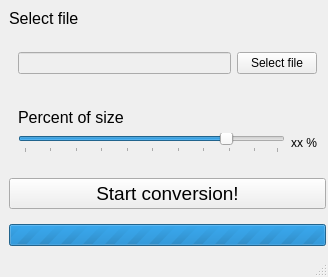
Qt form mainwindow.ui (Thurinum/simple-media-encoder) before a commit.
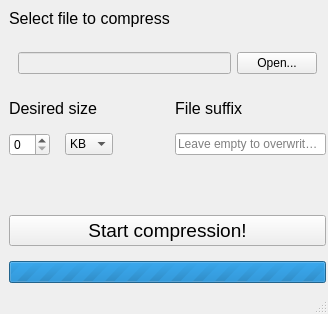
The same form after that commit.

Commit message: ui: Change size slider to a spinbox + unit combobox

```diff
--- a/mainwindow.ui
+++ b/mainwindow.ui
@@ -103,7 +103,7 @@
          </font>
         </property>
         <property name="text">
-         <string>Select file</string>
+         <string>Select file to compress</string>
         </property>
         <property name="alignment">
          <set>Qt::AlignLeading|Qt::AlignLeft|Qt::AlignVCenter</set>
@@ -138,7 +138,7 @@
          <item>
           <widget class="QPushButton" name="fileButton">
            <property name="text">
-            <string>Select file</string>
+            <string>Open...</string>
            </property>
           </widget>
          </item>
@@ -147,6 +147,114 @@
       </item>
      </layout>
     </item>
+    <item>
+     <layout class="QGridLayout" name="gridLayout">
+      <property name="bottomMargin">
+       <number>10</number>
+      </property>
+      <item row="2" column="0">
+       <layout class="QHBoxLayout" name="spinBoxHLayout" stretch="0,0,0">
+        <property name="spacing">
+         <number>0</number>
+        </property>
+        <item alignment="Qt::AlignLeft">
+         <widget class="QSpinBox" name="sizeSpinBox">
+          <property name="sizePolicy">
+           <sizepolicy hsizetype="Maximum" vsizetype="Fixed">
+            <horstretch>0</horstretch>
+            <verstretch>0</verstretch>
+           </sizepolicy>
+          </property>
+         </widget>
+        </item>
+        <item alignment="Qt::AlignLeft">
+         <widget class="QComboBox" name="sizeUnitComboBox">
+          <property name="sizePolicy">
+           <sizepolicy hsizetype="Maximum" vsizetype="Fixed">
+            <horstretch>0</horstretch>
+            <verstretch>0</verstretch>
+           </sizepolicy>
+          </property>
+          <item>
+           <property name="text">
+            <string>KB</string>
+           </property>
+          </item>
+          <item>
+           <property name="text">
+            <string>MB</string>
+           </property>
+          </item>
+          <item>
+           <property name="text">
+            <string>GB</string>
+           </property>
+          </item>
+         </widget>
+        </item>
+        <item>
+         <spacer name="sizeSpacer">
+          <property name="orientation">
+           <enum>Qt::Horizontal</enum>
+          </property>
+          <property name="sizeType">
+           <enum>QSizePolicy::Preferred</enum>
+          </property>
+          <property name="sizeHint" stdset="0">
+           <size>
+            <width>40</width>
+            <height>20</height>
+           </size>
+          </property>
+         </spacer>
+        </item>
+       </layout>
+      </item>
+      <item row="0" column="0">
+       <widget class="QLabel" name="spinBoxHeading">
+        <property name="sizePolicy">
+         <sizepolicy hsizetype="Preferred" vsizetype="Maximum">
+          <horstretch>0</horstretch>
+          <verstretch>0</verstretch>
+         </sizepolicy>
+        </property>
+        <property name="font">
+         <font>
+          <pointsize>12</pointsize>
+         </font>
+        </property>
+        <property name="text">
+         <string>Desired size</string>
+        </property>
+       </widget>
+      </item>
+      <item row="0" column="1">
+       <widget class="QLabel" name="label">
+        <property name="font">
+         <font>
+          <pointsize>12</pointsize>
+         </font>
+        </property>
+        <property name="text">
+         <string>File suffix</string>
+        </property>
+       </widget>
+      </item>
+      <item row="2" column="1">
+       <widget class="QLineEdit" name="lineEdit">
+        <property name="sizePolicy">
+         <sizepolicy hsizetype="Minimum" vsizetype="Fixed">
+          <horstretch>0</horstretch>
+          <verstretch>0</verstretch>
+         </sizepolicy>
+        </property>
+        <property name="placeholderText">
+         <string>Leave empty to overwrite file</string>
+        </property>
+       </widget>
+      </item>
+     </layout>
+    </item>
     <item>
      <widget class="QWidget" name="verticalWidget" native="true">
       <property name="sizePolicy">
@@ -159,63 +267,6 @@
        <property name="bottomMargin">
         <number>10</number>
        </property>
-       <item>
-        <widget class="QLabel" name="sliderHeading">
-         <property name="sizePolicy">
-          <sizepolicy hsizetype="Preferred" vsizetype="Maximum">
-           <horstretch>0</horstretch>
-           <verstretch>0</verstretch>
-          </sizepolicy>
-         </property>
-         <property name="font">
-          <font>
-           <pointsize>12</pointsize>
-          </font>
-         </property>
-         <property name="text">
-          <string>Percent of size</string>
-         </property>
-        </widget>
-       </item>
-       <item>
-        <layout class="QHBoxLayout" name="sliderHLayout">
-         <item>
-          <widget class="QSlider" name="slider">
-           <property name="minimum">
-            <number>1</number>
-           </property>
-           <property name="maximum">
-            <number>100</number>
-           </property>
-           <property name="value">
-            <number>80</number>
-           </property>
-           <property name="orientation">
-            <enum>Qt::Horizontal</enum>
-           </property>
-           <property name="invertedAppearance">
-            <bool>false</bool>
-           </property>
-           <property name="invertedControls">
-            <bool>false</bool>
-           </property>
-           <property name="tickPosition">
-            <enum>QSlider::TicksBelow</enum>
-           </property>
-           <property name="tickInterval">
-            <number>10</number>
-           </property>
-          </widget>
-         </item>
-         <item>
-          <widget class="QLabel" name="sliderValue">
-           <property name="text">
-            <string>xx %</string>
-           </property>
-          </widget>
-         </item>
-        </layout>
-       </item>
       </layout>
      </widget>
     </item>
@@ -233,7 +284,7 @@
        </font>
       </property>
       <property name="text">
-       <string>Start conversion!</string>
+       <string>Start compression!</string>
       </property>
      </widget>
     </item>
```
The commit also changes 2 other files.
